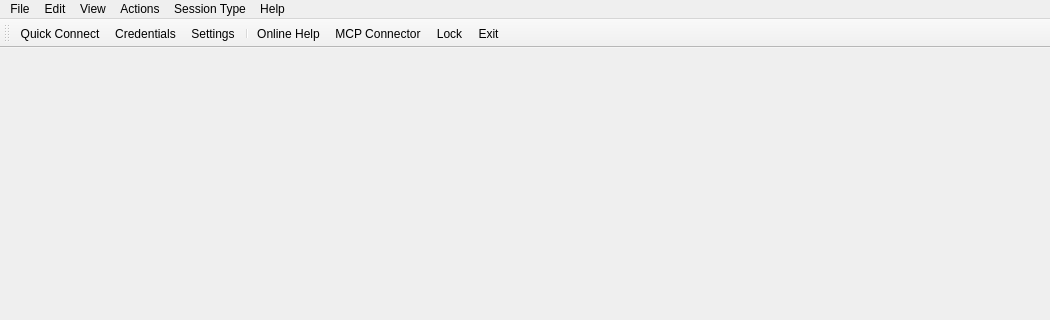
Above: source/client/desktop/main_window.ui from dchapyshev/aspia before the change; both pictures show x 0 to 1050 and y 0 to 320 of the 1050 by 750 pixel window. Below: the same form after it.
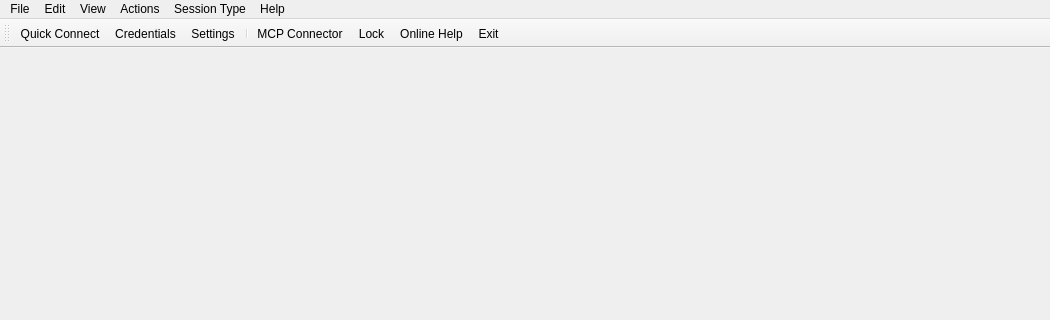
That is the form after the change. Icons and pictures are not drawn. Custom widgets are drawn as their Qt base class.

```diff
--- a/source/client/desktop/main_window.ui
+++ b/source/client/desktop/main_window.ui
@@ -131,9 +131,9 @@
    <addaction name="action_credentials"/>
    <addaction name="action_settings"/>
    <addaction name="separator"/>
-   <addaction name="action_help"/>
    <addaction name="action_mcp_connector"/>
    <addaction name="action_lock"/>
+   <addaction name="action_help"/>
    <addaction name="action_exit"/>
   </widget>
   <widget class="QStatusBar" name="statusbar">
```
